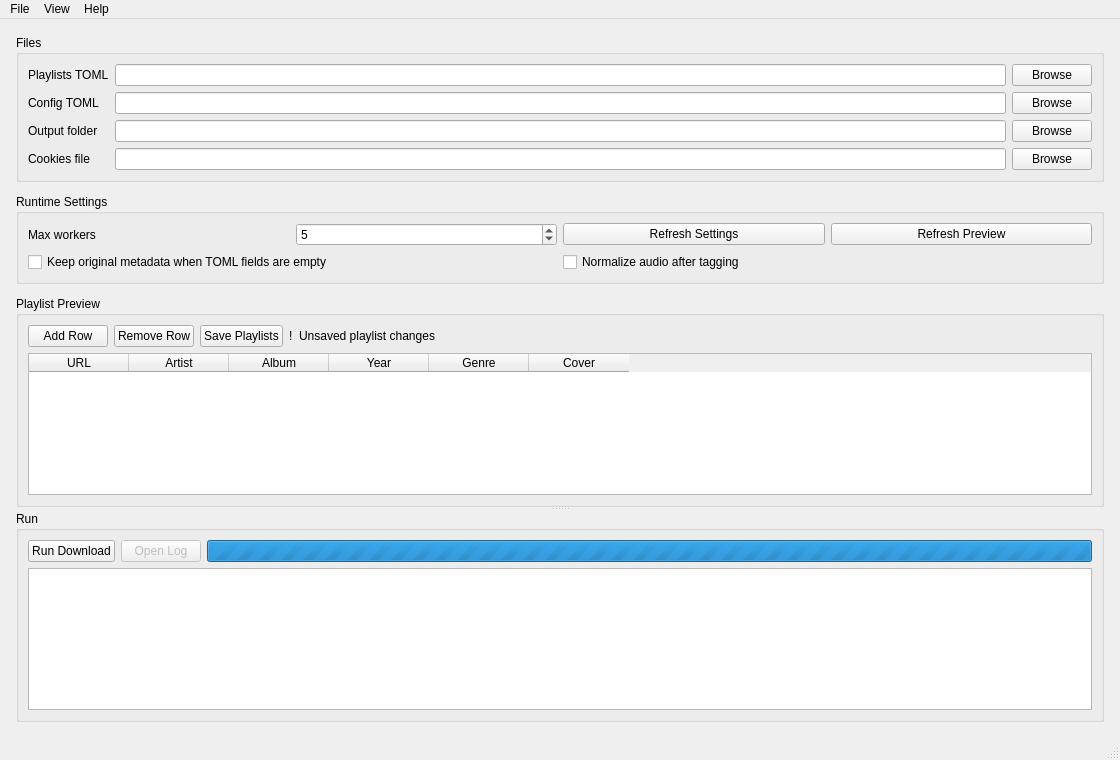
This is src/yt_dlp_playlists_downloader/gui/ui/main_window.ui in crowdedmovie/yt-dlp-playlists-downloader as Qt 5 draws it before an edit. The edited form follows.
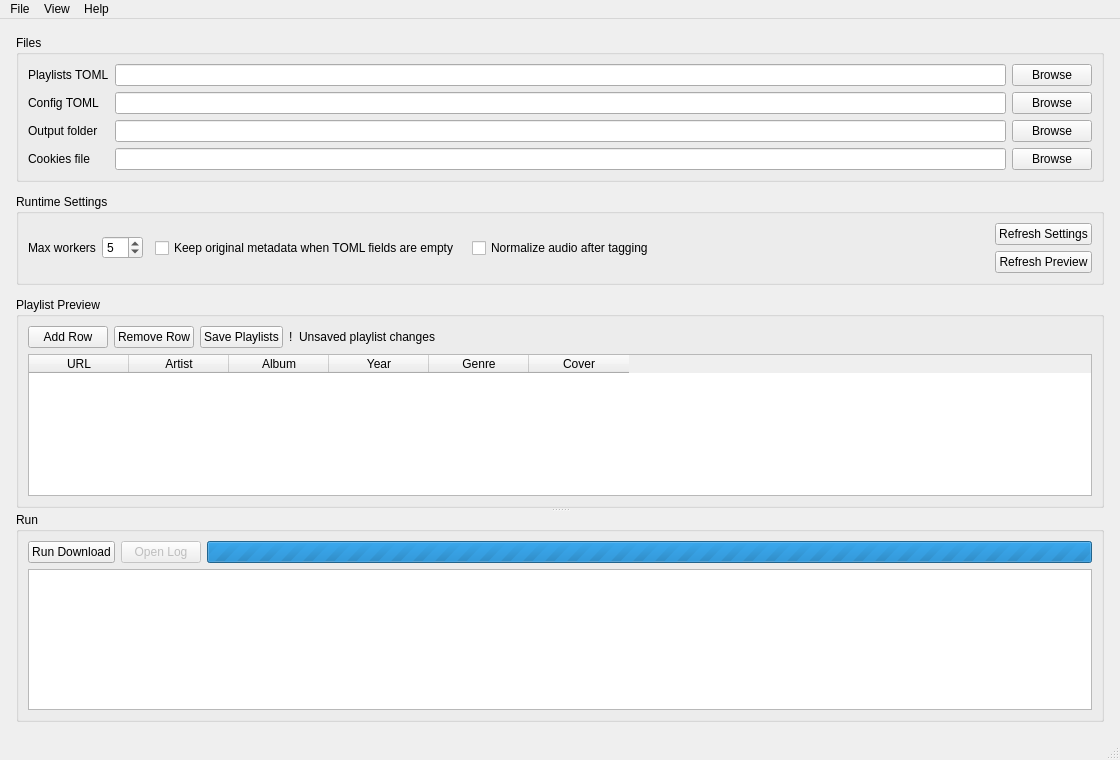
This is the edited form.

Commit message: Changed settings widgets layout + added tooltip

```diff
--- a/src/yt_dlp_playlists_downloader/gui/ui/main_window.ui
+++ b/src/yt_dlp_playlists_downloader/gui/ui/main_window.ui
@@ -112,15 +112,23 @@
       <property name="title">
        <string>Runtime Settings</string>
       </property>
-      <layout class="QGridLayout" name="settingsLayout">
-       <item row="0" column="0">
+      <layout class="QHBoxLayout" name="settingsLayout">
+       <property name="spacing">
+        <number>12</number>
+       </property>
+       <item>
+        <layout class="QHBoxLayout" name="maxWorkersLayout">
+         <property name="spacing">
+          <number>6</number>
+         </property>
+         <item>
         <widget class="QLabel" name="maxWorkersLabel">
          <property name="text">
           <string>Max workers</string>
          </property>
         </widget>
        </item>
-       <item row="0" column="1">
+         <item>
         <widget class="QSpinBox" name="maxWorkersSpin">
          <property name="minimum">
           <number>1</number>
@@ -133,34 +141,56 @@
          </property>
         </widget>
        </item>
-       <item row="0" column="2">
-        <widget class="QPushButton" name="refreshSettingsButton">
-         <property name="text">
-          <string>Refresh Settings</string>
-         </property>
-        </widget>
+        </layout>
        </item>
-       <item row="0" column="3">
-        <widget class="QPushButton" name="refreshPreviewButton">
-         <property name="text">
-          <string>Refresh Preview</string>
-         </property>
-        </widget>
-       </item>
-       <item row="1" column="0" colspan="2">
+       <item>
         <widget class="QCheckBox" name="keepMetadataCheck">
          <property name="text">
           <string>Keep original metadata when TOML fields are empty</string>
          </property>
         </widget>
        </item>
-       <item row="1" column="2" colspan="2">
+       <item>
         <widget class="QCheckBox" name="normalizeCheck">
          <property name="text">
           <string>Normalize audio after tagging</string>
          </property>
         </widget>
        </item>
+       <item>
+        <spacer name="settingsSpacer">
+         <property name="orientation">
+          <enum>Qt::Horizontal</enum>
+         </property>
+         <property name="sizeHint" stdset="0">
+          <size>
+           <width>40</width>
+           <height>20</height>
+          </size>
+         </property>
+        </spacer>
+       </item>
+       <item>
+        <layout class="QVBoxLayout" name="refreshButtonsLayout">
+         <property name="spacing">
+          <number>6</number>
+         </property>
+         <item>
+          <widget class="QPushButton" name="refreshSettingsButton">
+           <property name="text">
+            <string>Refresh Settings</string>
+           </property>
+          </widget>
+         </item>
+         <item>
+          <widget class="QPushButton" name="refreshPreviewButton">
+           <property name="text">
+            <string>Refresh Preview</string>
+           </property>
+          </widget>
+         </item>
+        </layout>
+       </item>
       </layout>
      </widget>
     </item>
```
Left out of the diff: 12 changed lines with no effect on the pictures. Lines whose indentation alone changed are shown as unchanged.
